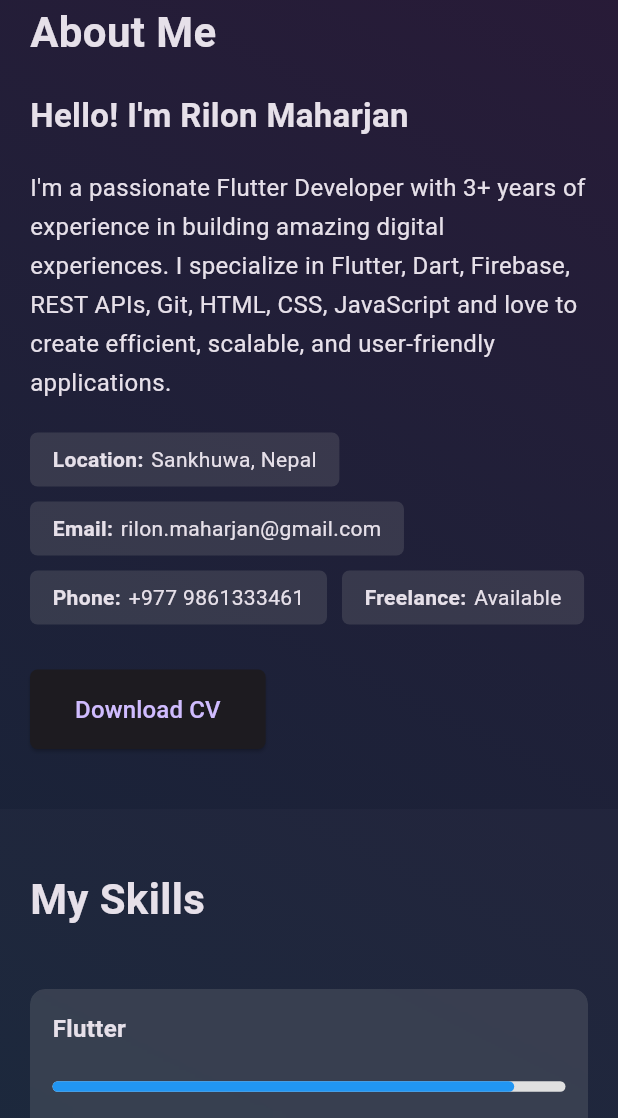
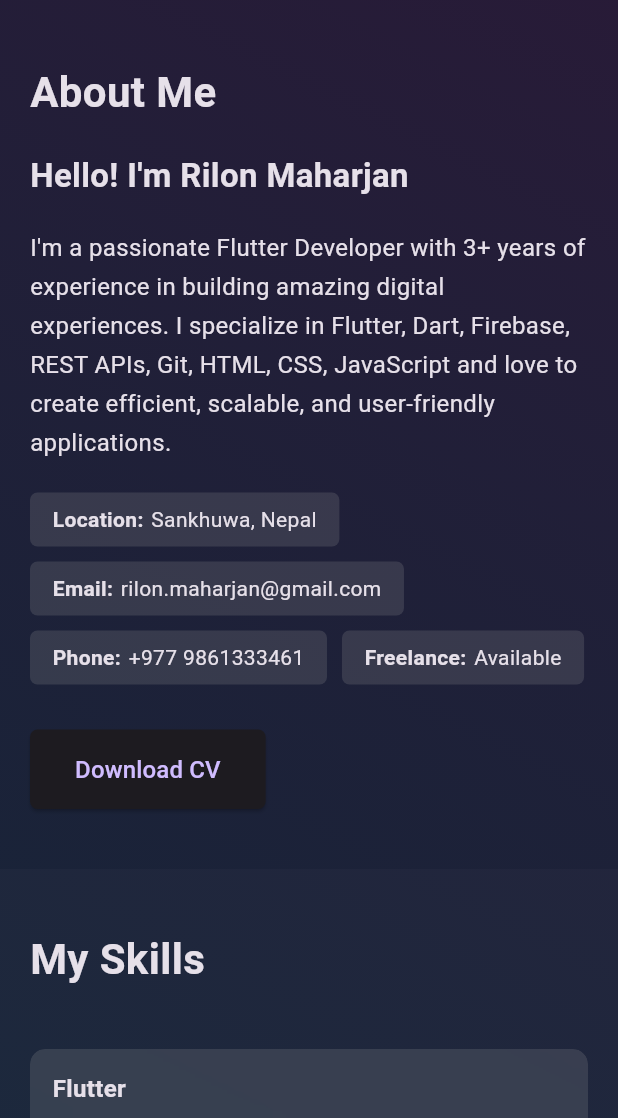
Before and after one commit to rilonmaharjan/myportfolio, a Flutter app: the screen it shows after launch, after a tap on the "menu" icon, after a tap on the "light mode" icon, on a phone screen of 412 x 824 dp, the part 118-1236 px from its top. Run offline on Flutter 3.47's test engine with Material 3 defaults, Android fonts, the phone set to English and light mode, and no system bars; network calls fail.

```diff
--- a/lib/views/about_section.dart
+++ b/lib/views/about_section.dart
@@ -17,7 +17,7 @@ class _AboutSectionState extends State<AboutSection> {
     return Container(
       padding: EdgeInsets.fromLTRB(
         isMobile ? 20 : isTablet ? 40 : 100,
-        isMobile ? 80 : 100,
+        120,
         isMobile ? 20 : isTablet ? 40 : 100,
         isMobile ? 40 : 60,
       ),
--- a/lib/widget/animated_bubble_bg.dart
+++ b/lib/widget/animated_bubble_bg.dart
@@ -43,7 +43,7 @@ class Bubble {
   double y = Random().nextDouble();
   double radius = Random().nextDouble() * 50 + 30;
   double speed = Random().nextDouble() * 0.0009 + 0.0007;
-  Color color = Colors.grey.withValues(alpha: (Random().nextDouble() * 0.08 + 0.04));
+  Color color = Colors.grey.withValues(alpha: (Random().nextDouble() * 0.09 + 0.04));
 
   void update(double progress) {
     y -= speed;
```
